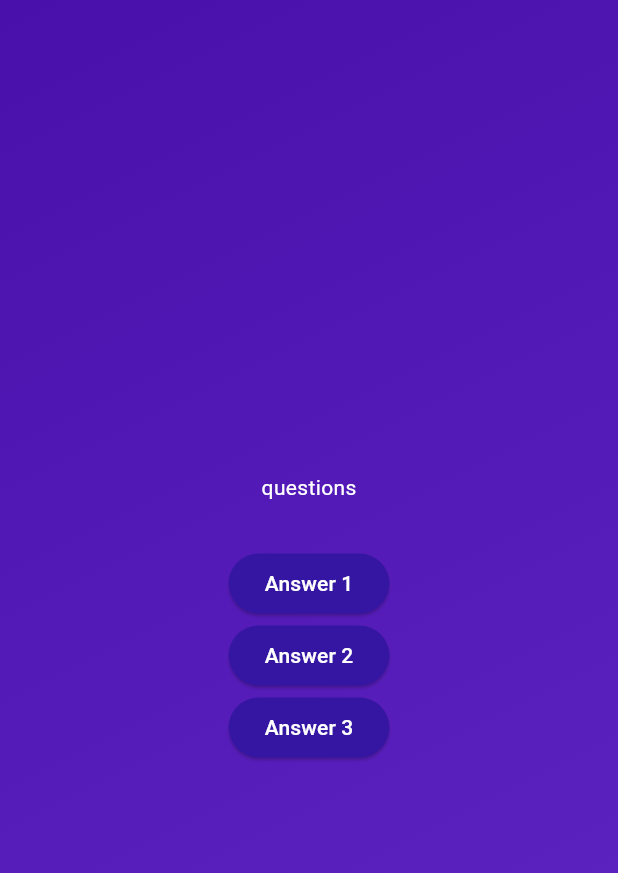
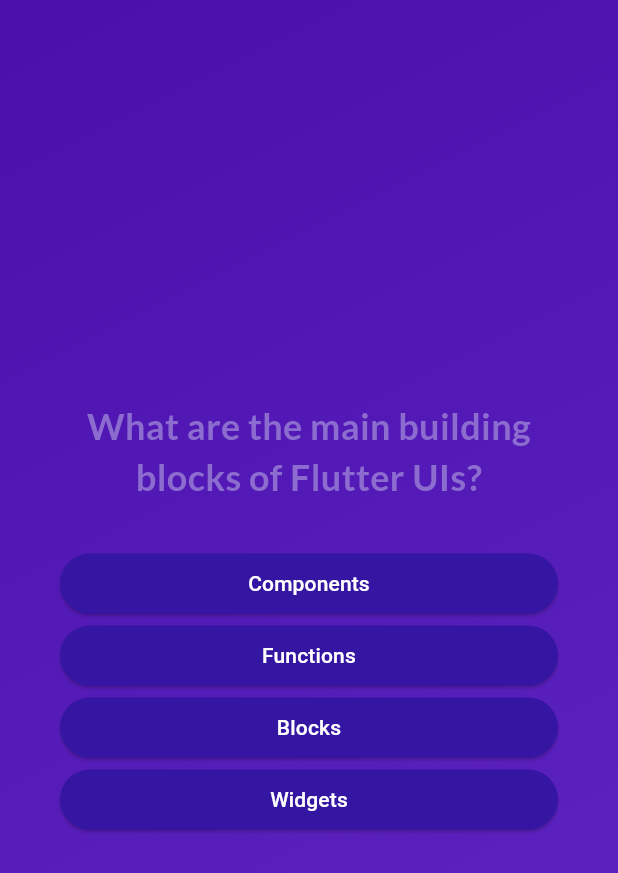
Before and after one commit to Amrendra29/adv_basics, a Flutter app: the screen it shows after launch, after a tap on "Start Quiz", on a phone screen of 412 x 824 dp. Shown: the top 873 px of the screen. Run offline on Flutter 3.47's test engine with Material 3 defaults, Android fonts, the phone set to English and light mode, and no system bars; our stand-ins replace google_fonts.

Commit message:
complete the quiz changing next questions

```diff
--- a/lib/answer_button.dart
+++ b/lib/answer_button.dart
@@ -12,7 +12,7 @@ class AnswerButton extends StatelessWidget {
         backgroundColor: const Color.fromARGB(255, 53, 22, 163),
         foregroundColor: Colors.white,
       ),
-      child: Text(answerText),
+      child: Text(answerText, textAlign: TextAlign.center),
     );
   }
 }
--- a/lib/models/quiz_questions.dart
+++ b/lib/models/quiz_questions.dart
@@ -1,5 +1,11 @@
 class QuizQuestions {
- const QuizQuestions(this.text, this.questions);
+  const QuizQuestions(this.text, this.answers);
   final String text;
-  final List<String> questions;
+  final List<String> answers;
+
+  List<String> getsuffledanswers() {
+    final List<String> suffled = List.of(answers);
+    suffled.shuffle();
+    return suffled;
+  }
 }
--- a/lib/questions_screen.dart
+++ b/lib/questions_screen.dart
@@ -1,5 +1,8 @@
 import 'package:adv_basics/answer_button.dart';
 import 'package:flutter/material.dart';
+import 'package:adv_basics/data/questions.dart';
+import 'package:adv_basics/answer_button.dart';
+import 'package:google_fonts/google_fonts.dart';
 
 class QuestionsScreen extends StatefulWidget {
   const QuestionsScreen({super.key});
@@ -10,20 +13,36 @@ class QuestionsScreen extends StatefulWidget {
 }
 
 class _QuestionsScreenState extends State<QuestionsScreen> {
+  var currentQuestionIndex = 0;
+  void answerQuestion() {
+    setState(() {
+      currentQuestionIndex++;
+    });
+  }
+
   @override
   Widget build(BuildContext context) {
+    final currentQuestion = questions[currentQuestionIndex];
     return SizedBox(
       width: double.infinity,
-      child: Column(
-        mainAxisAlignment: MainAxisAlignment.center,
-        children: [
-          Text('questions', style: TextStyle(color: Colors.white)),
+      child: Container(
+        margin: EdgeInsets.all(40),
+        child: Column(
+          mainAxisAlignment: MainAxisAlignment.center,
+          crossAxisAlignment: CrossAxisAlignment.stretch,
+          children: [
+            Text(
+              currentQuestion.text,
+              style: GoogleFonts.lato(color: const Color.fromARGB(244, 143, 113, 208),fontSize: 24,fontWeight: FontWeight.bold),
+              textAlign: TextAlign.center,
+            ),
 
-          SizedBox(height: 30),
-          AnswerButton('Answer 1', () {}),
-          AnswerButton('Answer 2', () {}),
-          AnswerButton('Answer 3', () {}),
-        ],
+            SizedBox(height: 30),
+            ...currentQuestion.getsuffledanswers().map((answer) {
+              return AnswerButton(answer, answerQuestion);
+            }),
+          ],
+        ),
       ),
     );
   }
--- a/lib/start_screen.dart
+++ b/lib/start_screen.dart
@@ -1,4 +1,5 @@
 import 'package:flutter/material.dart';
+import 'package:google_fonts/google_fonts.dart';
 
 class StartScreen extends StatelessWidget {
   const StartScreen(this.startQuiz, {super.key});
@@ -17,8 +18,8 @@ class StartScreen extends StatelessWidget {
           ),
           SizedBox(height: 80),
           Text(
-            'Learn Flutter by fun way!',
-            style: TextStyle(
+            'Learn Flutter in the fun way!',
+            style: GoogleFonts.lato(
               color: const Color.fromARGB(255, 204, 189, 220),
               fontSize: 24,
             ),
--- a/pubspec.yaml
+++ b/pubspec.yaml
@@ -34,6 +34,7 @@ dependencies:
   # The following adds the Cupertino Icons font to your application.
   # Use with the CupertinoIcons class for iOS style icons.
   cupertino_icons: ^1.0.8
+  google_fonts: ^6.3.0
 
 dev_dependencies:
   flutter_test:
```
Also changed, not shown: pubspec.lock, 1 other file.
